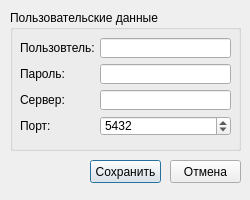
This is src/qpsqlconnectiondialog.ui in libjournaldev/libjournal as Qt 5 draws it before an edit. The edited form follows.
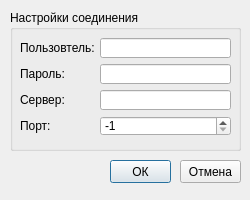
This is the edited form. Custom widgets are drawn as their Qt base class.

What changed in the file:
```diff
--- a/src/qpsqlconnectiondialog.ui
+++ b/src/qpsqlconnectiondialog.ui
@@ -28,22 +28,22 @@
   <widget class="QPushButton" name="okButton">
    <property name="geometry">
     <rect>
-     <x>90</x>
+     <x>110</x>
      <y>160</y>
-     <width>71</width>
+     <width>61</width>
      <height>23</height>
     </rect>
    </property>
    <property name="text">
-    <string>Сохранить</string>
+    <string>ОК</string>
    </property>
   </widget>
   <widget class="QPushButton" name="cancelButton">
    <property name="geometry">
     <rect>
-     <x>170</x>
+     <x>180</x>
      <y>160</y>
-     <width>71</width>
+     <width>61</width>
      <height>23</height>
     </rect>
    </property>
@@ -61,7 +61,7 @@
     </rect>
    </property>
    <property name="title">
-    <string>Пользовательские данные</string>
+    <string>Настройки соединения</string>
    </property>
    <widget class="QLabel" name="textLabel4">
     <property name="geometry">
@@ -161,11 +161,18 @@
      <number>65535</number>
     </property>
     <property name="value">
-     <number>5432</number>
+     <number>-1</number>
     </property>
    </widget>
   </widget>
  </widget>
+ <customwidgets>
+  <customwidget>
+   <class>SpinBox</class>
+   <extends>QSpinBox</extends>
+   <header>spinbox.h</header>
+  </customwidget>
+ </customwidgets>
  <resources/>
  <connections/>
 </ui>
```
Left out of the diff: 8 changed lines with no effect on the pictures.
